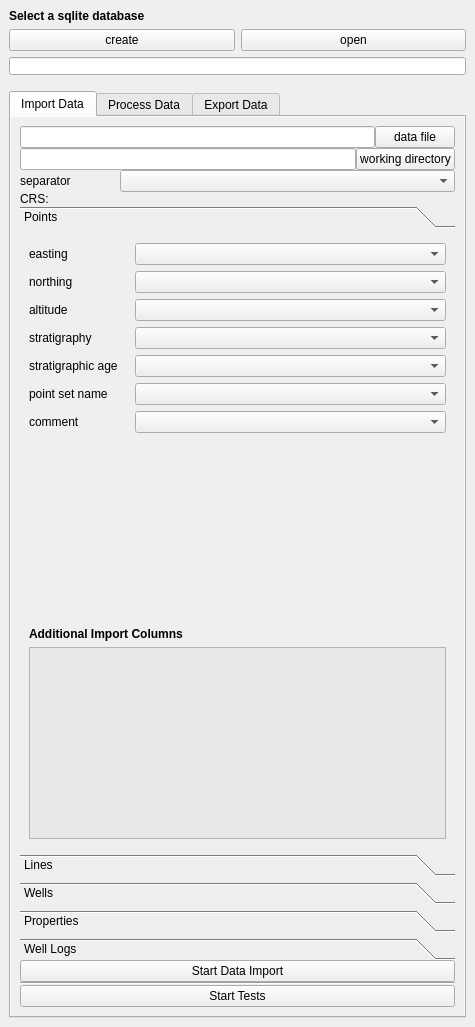
The window that geological_data_processing_dockwidget_base_2.ui (stdonn/GeologicalDataProcessing) describes before a commit, drawn with Qt 5.
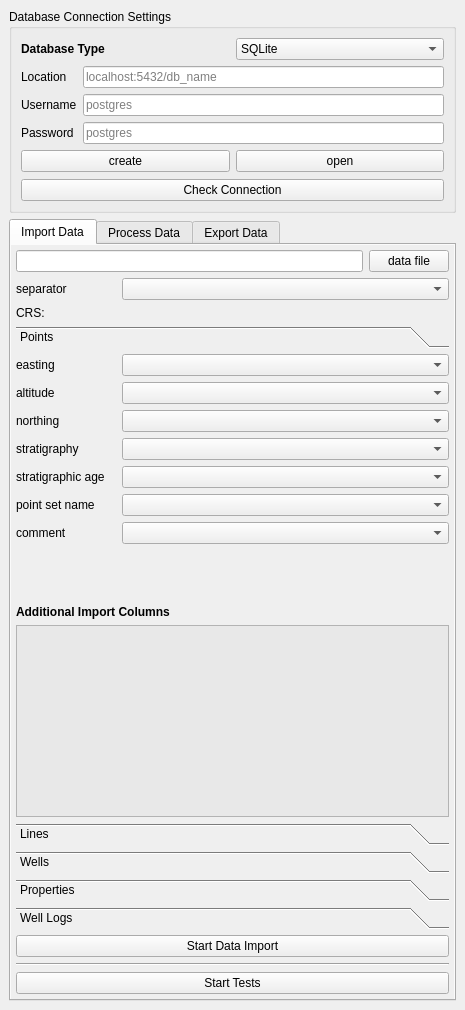
The same window after the commit. The open tabs and pages were chosen to show the change. Icons and pictures are not drawn. Custom widgets are drawn as their Qt base class.

Commit message: Added DatabaseService and connection test

```diff
--- a/geological_data_processing_dockwidget_base_2.ui
+++ b/geological_data_processing_dockwidget_base_2.ui
@@ -6,8 +6,8 @@
    <rect>
     <x>0</x>
     <y>0</y>
-    <width>475</width>
-    <height>1027</height>
+    <width>465</width>
+    <height>1010</height>
    </rect>
   </property>
   <property name="windowIcon">
@@ -60,71 +60,200 @@
       <property name="bottomMargin">
        <number>0</number>
       </property>
-      <item alignment="Qt::AlignTop">
-       <widget class="QLabel" name="label">
-        <property name="sizePolicy">
-         <sizepolicy hsizetype="Minimum" vsizetype="Minimum">
-          <horstretch>0</horstretch>
-          <verstretch>0</verstretch>
-         </sizepolicy>
+      <item>
+       <widget class="QGroupBox" name="groupBox">
+        <property name="title">
+         <string>Database Connection Settings</string>
         </property>
-        <property name="locale">
-         <locale language="English" country="UnitedStates"/>
-        </property>
-        <property name="text">
-         <string>&lt;html&gt;&lt;head/&gt;&lt;body&gt;&lt;p&gt;&lt;span style=&quot; font-weight:600;&quot;&gt;Select a sqlite database&lt;/span&gt;&lt;/p&gt;&lt;/body&gt;&lt;/html&gt;</string>
-        </property>
+        <layout class="QVBoxLayout" name="verticalLayout_6">
+         <item>
+          <layout class="QHBoxLayout" name="horizontalLayout_15">
+           <item>
+            <widget class="QLabel" name="label_13">
+             <property name="text">
+              <string>&lt;html&gt;&lt;head/&gt;&lt;body&gt;&lt;p&gt;&lt;span style=&quot; font-weight:600;&quot;&gt;Database Type&lt;/span&gt;&lt;/p&gt;&lt;/body&gt;&lt;/html&gt;</string>
+             </property>
+            </widget>
+           </item>
+           <item>
+            <widget class="QComboBox" name="DB_type">
+             <item>
+              <property name="text">
+               <string>SQLite</string>
+              </property>
+             </item>
+             <item>
+              <property name="text">
+               <string>PostgreSQL</string>
+              </property>
+             </item>
+            </widget>
+           </item>
+          </layout>
+         </item>
+         <item>
+          <layout class="QGridLayout" name="gridLayout">
+           <property name="topMargin">
+            <number>0</number>
+           </property>
+           <property name="bottomMargin">
+            <number>0</number>
+           </property>
+           <item row="1" column="0">
+            <widget class="QLabel" name="username_label">
+             <property name="autoFillBackground">
+              <bool>false</bool>
+             </property>
+             <property name="styleSheet">
+              <string notr="true"/>
+             </property>
+             <property name="text">
+              <string>Username</string>
+             </property>
+            </widget>
+           </item>
+           <item row="0" column="0">
+            <widget class="QLabel" name="label_14">
+             <property name="styleSheet">
+              <string notr="true"/>
+             </property>
+             <property name="text">
+              <string>Location</string>
+             </property>
+            </widget>
+           </item>
+           <item row="1" column="1">
+            <widget class="QLineEdit" name="username">
+             <property name="sizePolicy">
+              <sizepolicy hsizetype="Expanding" vsizetype="Maximum">
+               <horstretch>0</horstretch>
+               <verstretch>0</verstretch>
+              </sizepolicy>
+             </property>
+             <property name="styleSheet">
+              <string notr="true"/>
+             </property>
+             <property name="placeholderText">
+              <string>postgres</string>
+             </property>
+             <property name="clearButtonEnabled">
+              <bool>true</bool>
+             </property>
+            </widget>
+           </item>
+           <item row="0" column="1">
+            <widget class="QLineEdit" name="database_connection">
+             <property name="sizePolicy">
+              <sizepolicy hsizetype="Expanding" vsizetype="Preferred">
+               <horstretch>0</horstretch>
+               <verstretch>0</verstretch>
+              </sizepolicy>
+             </property>
+             <property name="styleSheet">
+              <string notr="true"/>
+             </property>
+             <property name="placeholderText">
+              <string>localhost:5432/db_name</string>
+             </property>
+             <property name="clearButtonEnabled">
+              <bool>true</bool>
+             </property>
+            </widget>
+           </item>
+           <item row="2" column="0">
+            <widget class="QLabel" name="password_label">
+             <property name="styleSheet">
+              <string notr="true"/>
+             </property>
+             <property name="text">
+              <string>Password</string>
+             </property>
+            </widget>
+           </item>
+           <item row="2" column="1">
+            <widget class="QLineEdit" name="password">
+             <property name="sizePolicy">
+              <sizepolicy hsizetype="Expanding" vsizetype="Preferred">
+               <horstretch>0</horstretch>
+               <verstretch>0</verstretch>
+              </sizepolicy>
+             </property>
+             <property name="styleSheet">
+              <string notr="true"/>
+             </property>
+             <property name="echoMode">
+              <enum>QLineEdit::Password</enum>
+             </property>
+             <property name="placeholderText">
+              <string>postgres</string>
+             </property>
+             <property name="clearButtonEnabled">
+              <bool>true</bool>
+             </property>
+            </widget>
+           </item>
+          </layout>
+         </item>
+         <item>
+          <layout class="QHBoxLayout" name="sqlite_select_layout">
+           <property name="bottomMargin">
+            <number>1</number>
+           </property>
+           <item>
+            <widget class="QPushButton" name="create_DB_button">
+             <property name="enabled">
+              <bool>true</bool>
+             </property>
+             <property name="layoutDirection">
+              <enum>Qt::LeftToRight</enum>
+             </property>
+             <property name="autoFillBackground">
+              <bool>false</bool>
+             </property>
+             <property name="text">
+              <string>create</string>
+             </property>
+             <property name="icon">
+              <iconset resource="resources.qrc">
+               <normaloff>:/plugins/GeologicalDataProcessing/images/ic_storage_48px.svg</normaloff>:/plugins/GeologicalDataProcessing/images/ic_storage_48px.svg</iconset>
+             </property>
+             <property name="autoRepeat">
+              <bool>false</bool>
+             </property>
+             <property name="flat">
+              <bool>false</bool>
+             </property>
+            </widget>
+           </item>
+           <item>
+            <widget class="QPushButton" name="select_DB_button">
+             <property name="layoutDirection">
+              <enum>Qt::LeftToRight</enum>
+             </property>
+             <property name="text">
+              <string>open</string>
+             </property>
+             <property name="icon">
+              <iconset resource="resources.qrc">
+               <normaloff>:/plugins/GeologicalDataProcessing/images/ic_storage_48px.svg</normaloff>:/plugins/GeologicalDataProcessing/images/ic_storage_48px.svg</iconset>
+             </property>
+             <property name="shortcut">
+              <string>Ctrl+O</string>
+             </property>
+            </widget>
+           </item>
+          </layout>
+         </item>
+         <item>
+          <widget class="QPushButton" name="check_connection">
+           <property name="text">
+            <string>Check Connection</string>
+           </property>
+          </widget>
+         </item>
+        </layout>
        </widget>
       </item>
-      <item>
-       <layout class="QHBoxLayout" name="horizontalLayout_12">
-        <item>
-         <widget class="QPushButton" name="create_DB_button">
-          <property name="layoutDirection">
-           <enum>Qt::LeftToRight</enum>
-          </property>
-          <property name="text">
-           <string>create</string>
-          </property>
-          <property name="icon">
-           <iconset resource="resources.qrc">
-            <normaloff>:/plugins/GeologicalDataProcessing/images/ic_storage_48px.svg</normaloff>:/plugins/GeologicalDataProcessing/images/ic_storage_48px.svg</iconset>
-          </property>
-          <property name="autoRepeat">
-           <bool>false</bool>
-          </property>
-         </widget>
-        </item>
-        <item>
-         <widget class="QPushButton" name="select_DB_button">
-          <property name="layoutDirection">
-           <enum>Qt::LeftToRight</enum>
-          </property>
-          <property name="text">
-           <string>open</string>
-          </property>
-          <property name="icon">
-           <iconset resource="resources.qrc">
-            <normaloff>:/plugins/GeologicalDataProcessing/images/ic_storage_48px.svg</normaloff>:/plugins/GeologicalDataProcessing/images/ic_storage_48px.svg</iconset>
-          </property>
-          <property name="shortcut">
-           <string>Ctrl+O</string>
-          </property>
-         </widget>
-        </item>
-       </layout>
-      </item>
-      <item>
-       <layout class="QHBoxLayout" name="horizontalLayout_3">
-        <item>
-         <widget class="QLineEdit" name="database_file">
-          <property name="styleSheet">
-           <string notr="true">margin-bottom:10px;</string>
-          </property>
-         </widget>
-        </item>
-       </layout>
-      </item>
       <item>
        <widget class="QTabWidget" name="tab_widget">
         <property name="sizePolicy">
@@ -159,9 +288,18 @@
          <attribute name="title">
           <string>Import Data</string>
          </attribute>
-         <layout class="QHBoxLayout" name="horizontalLayout">
-          <property name="spacing">
-           <number>0</number>
+         <layout class="QHBoxLayout" name="horizontalLayout" stretch="0">
+          <property name="leftMargin">
+           <number>5</number>
+          </property>
+          <property name="topMargin">
+           <number>5</number>
+          </property>
+          <property name="rightMargin">
+           <number>5</number>
+          </property>
+          <property name="bottomMargin">
+           <number>5</number>
           </property>
           <item>
            <layout class="QVBoxLayout" name="verticalLayout_3">
@@ -183,24 +321,6 @@
               </item>
              </layout>
             </item>
-            <item>
-             <layout class="QHBoxLayout" name="horizontalLayout_4">
-              <item>
-               <widget class="QLineEdit" name="working_dir"/>
-              </item>
-              <item>
-               <widget class="QPushButton" name="working_dir_button">
-                <property name="text">
-                 <string>working directory</string>
-                </property>
-                <property name="icon">
-                 <iconset resource="resources.qrc">
-                  <normaloff>:/plugins/GeologicalDataProcessing/images/ic_folder_open_48px.svg</normaloff>:/plugins/GeologicalDataProcessing/images/ic_folder_open_48px.svg</iconset>
-                </property>
-               </widget>
-              </item>
-             </layout>
-            </item>
             <item>
              <layout class="QHBoxLayout" name="horizontalLayout_13">
               <item>
@@ -276,8 +396,8 @@
                 <rect>
                  <x>0</x>
                  <y>0</y>
-                 <width>413</width>
-                 <height>422</height>
+                 <width>417</width>
+                 <height>352</height>
                 </rect>
                </property>
                <attribute name="icon">
@@ -288,9 +408,77 @@
                 <string>Points</string>
                </attribute>
                <layout class="QVBoxLayout" name="verticalLayout_4">
+                <property name="spacing">
+                 <number>-1</number>
+                </property>
+                <property name="leftMargin">
+                 <number>0</number>
+                </property>
+                <property name="topMargin">
+                 <number>0</number>
+                </property>
+                <property name="rightMargin">
+                 <number>0</number>
+                </property>
+                <property name="bottomMargin">
+                 <number>0</number>
+                </property>
                 <item>
-                 <layout class="QHBoxLayout" name="horizontalLayout_5">
-                  <item>
+                 <layout class="QGridLayout" name="gridLayout_2">
+                  <property name="topMargin">
+                   <number>0</number>
+                  </property>
+                  <item row="4" column="0">
+                   <widget class="QLabel" name="label_6">
+                    <property name="sizePolicy">
+                     <sizepolicy hsizetype="Maximum" vsizetype="Preferred">
+                      <horstretch>0</horstretch>
+                      <verstretch>0</verstretch>
+                     </sizepolicy>
+                    </property>
+                    <property name="minimumSize">
+                     <size>
+                      <width>100</width>
+                      <height>0</height>
+                     </size>
+                    </property>
+                    <property name="maximumSize">
+                     <size>
+                      <width>100</width>
+                      <height>16777215</height>
+                     </size>
+                    </property>
+                    <property name="text">
+                     <string>stratigraphic age</string>
+                    </property>
+                   </widget>
+                  </item>
+                  <item row="3" column="0">
+                   <widget class="QLabel" name="label_5">
+                    <property name="sizePolicy">
+                     <sizepolicy hsizetype="Maximum" vsizetype="Preferred">
+                      <horstretch>0</horstretch>
+                      <verstretch>0</verstretch>
+                     </sizepolicy>
+                    </property>
+                    <property name="minimumSize">
+                     <size>
+                      <width>100</width>
+                      <height>0</height>
+                     </size>
+                    </property>
+                    <property name="maximumSize">
+                     <size>
+                      <width>100</width>
+                      <height>16777215</height>
+                     </size>
+                    </property>
+                    <property name="text">
+                     <string>stratigraphy</string>
+                    </property>
+                   </widget>
+                  </item>
+                  <item row="0" column="0">
                    <widget class="QLabel" name="label_2">
                     <property name="sizePolicy">
                      <sizepolicy hsizetype="Maximum" vsizetype="Preferred">
@@ -315,46 +503,7 @@
                     </property>
                    </widget>
                   </item>
-                  <item>
-                   <widget class="QComboBox" name="easting_points">
-                    <property name="sizePolicy">
-                     <sizepolicy hsizetype="MinimumExpanding" vsizetype="Fixed">
-                      <horstretch>0</horstretch>
-                      <verstretch>0</verstretch>
-                     </sizepolicy>
-                    </property>
-                   </widget>
-                  </item>
-                 </layout>
-                </item>
-                <item>
-                 <layout class="QHBoxLayout" name="horizontalLayout_6">
-                  <item>
-                   <widget class="QLabel" name="label_3">
-                    <property name="sizePolicy">
-                     <sizepolicy hsizetype="Maximum" vsizetype="Preferred">
-                      <horstretch>0</horstretch>
-                      <verstretch>0</verstretch>
-                     </sizepolicy>
-                    </property>
-                    <property name="minimumSize">
-                     <size>
-                      <width>100</width>
-                      <height>0</height>
-                     </size>
-                    </property>
-                    <property name="maximumSize">
-                     <size>
-                      <width>100</width>
-                      <height>16777215</height>
-                     </size>
-                    </property>
-                    <property name="text">
-                     <string>northing</string>
-                    </property>
-                   </widget>
-                  </item>
-                  <item>
+                  <item row="1" column="1">
                    <widget class="QComboBox" name="northing_points">
                     <property name="sizePolicy">
                      <sizepolicy hsizetype="MinimumExpanding" vsizetype="Fixed">
@@ -364,75 +513,7 @@
                     </property>
                    </widget>
                   </item>
-                 </layout>
-                </item>
-                <item>
-                 <layout class="QHBoxLayout" name="horizontalLayout_7">
-                  <item>
-                   <widget class="QLabel" name="label_4">
-                    <property name="sizePolicy">
-                     <sizepolicy hsizetype="Maximum" vsizetype="Preferred">
-                      <horstretch>0</horstretch>
-                      <verstretch>0</verstretch>
-                     </sizepolicy>
-                    </property>
-                    <property name="minimumSize">
-                     <size>
-                      <width>100</width>
-                      <height>0</height>
-                     </size>
-                    </property>
-                    <property name="maximumSize">
-                     <size>
-                      <width>100</width>
-                      <height>16777215</height>
-                     </size>
-                    </property>
-                    <property name="text">
-                     <string>altitude</string>
-                    </property>
-                   </widget>
-                  </item>
-                  <item>
-                   <widget class="QComboBox" name="altitude_points">
-                    <property name="sizePolicy">
-                     <sizepolicy hsizetype="MinimumExpanding" vsizetype="Fixed">
-                      <horstretch>0</horstretch>
-                      <verstretch>0</verstretch>
-                     </sizepolicy>
-                    </property>
-                   </widget>
-                  </item>
-                 </layout>
-                </item>
-                <item>
-                 <layout class="QHBoxLayout" name="horizontalLayout_8">
-                  <item>
-                   <widget class="QLabel" name="label_5">
-                    <property name="sizePolicy">
-                     <sizepolicy hsizetype="Maximum" vsizetype="Preferred">
-                      <horstretch>0</horstretch>
-                      <verstretch>0</verstretch>
-                     </sizepolicy>
-                    </property>
-                    <property name="minimumSize">
-                     <size>
-                      <width>100</width>
-                      <height>0</height>
-                     </size>
-                    </property>
-                    <property name="maximumSize">
-                     <size>
-                      <width>100</width>
-                      <height>16777215</height>
-                     </size>
-                    </property>
-                    <property name="text">
-                     <string>stratigraphy</string>
-                    </property>
-                   </widget>
-                  </item>
-                  <item>
+                  <item row="3" column="1">
                    <widget class="QComboBox" name="strat_points">
                     <property name="sizePolicy">
                      <sizepolicy hsizetype="MinimumExpanding" vsizetype="Fixed">
@@ -442,12 +523,8 @@
                     </property>
                    </widget>
                   </item>
-                 </layout>
-                </item>
-                <item>
-                 <layout class="QHBoxLayout" name="horizontalLayout_9">
-                  <item>
-                   <widget class="QLabel" name="label_6">
+                  <item row="2" column="0">
+                   <widget class="QLabel" name="label_3">
                     <property name="sizePolicy">
                      <sizepolicy hsizetype="Maximum" vsizetype="Preferred">
                       <horstretch>0</horstretch>
@@ -467,12 +544,12 @@
                      </size>
                     </property>
                     <property name="text">
-                     <string>stratigraphic age</string>
+                     <string>northing</string>
                     </property>
                    </widget>
                   </item>
-                  <item>
-                   <widget class="QComboBox" name="strat_age_points">
+                  <item row="0" column="1">
+                   <widget class="QComboBox" name="easting_points">
                     <property name="sizePolicy">
                      <sizepolicy hsizetype="MinimumExpanding" vsizetype="Fixed">
                       <horstretch>0</horstretch>
@@ -481,11 +558,42 @@
                     </property>
                    </widget>
                   </item>
-                 </layout>
-                </item>
-                <item>
-                 <layout class="QHBoxLayout" name="horizontalLayout_10">
-                  <item>
+                  <item row="5" column="1">
+                   <widget class="QComboBox" name="set_name_points">
+                    <property name="sizePolicy">
+                     <sizepolicy hsizetype="MinimumExpanding" vsizetype="Fixed">
+                      <horstretch>0</horstretch>
+                      <verstretch>0</verstretch>
+                     </sizepolicy>
+                    </property>
+                   </widget>
+                  </item>
+                  <item row="1" column="0">
+                   <widget class="QLabel" name="label_4">
+                    <property name="sizePolicy">
+                     <sizepolicy hsizetype="Maximum" vsizetype="Preferred">
+                      <horstretch>0</horstretch>
+                      <verstretch>0</verstretch>
+                     </sizepolicy>
+                    </property>
+                    <property name="minimumSize">
+                     <size>
+                      <width>100</width>
+                      <height>0</height>
+                     </size>
+                    </property>
+                    <property name="maximumSize">
+                     <size>
+                      <width>100</width>
+                      <height>16777215</height>
+                     </size>
+                    </property>
+                    <property name="text">
+                     <string>altitude</string>
+                    </property>
+                   </widget>
+                  </item>
+                  <item row="5" column="0">
                    <widget class="QLabel" name="label_7">
                     <property name="sizePolicy">
                      <sizepolicy hsizetype="Maximum" vsizetype="Preferred">
@@ -510,8 +618,8 @@
                     </property>
                    </widget>
                   </item>
-                  <item>
-                   <widget class="QComboBox" name="set_name_points">
+                  <item row="4" column="1">
+                   <widget class="QComboBox" name="strat_age_points">
                     <property name="sizePolicy">
                      <sizepolicy hsizetype="MinimumExpanding" vsizetype="Fixed">
                       <horstretch>0</horstretch>
@@ -520,11 +628,17 @@
                     </property>
                    </widget>
                   </item>
-                 </layout>
-                </item>
-                <item>
-                 <layout class="QHBoxLayout" name="horizontalLayout_11">
-                  <item>
+                  <item row="2" column="1">
+                   <widget class="QComboBox" name="altitude_points">
+                    <property name="sizePolicy">
+                     <sizepolicy hsizetype="MinimumExpanding" vsizetype="Fixed">
+                      <horstretch>0</horstretch>
+                      <verstretch>0</verstretch>
+                     </sizepolicy>
+                    </property>
+                   </widget>
+                  </item>
+                  <item row="6" column="0">
                    <widget class="QLabel" name="label_8">
                     <property name="sizePolicy">
                      <sizepolicy hsizetype="Maximum" vsizetype="Preferred">
@@ -549,7 +663,7 @@
                     </property>
                    </widget>
                   </item>
-                  <item>
+                  <item row="6" column="1">
                    <widget class="QComboBox" name="comment_points">
                     <property name="sizePolicy">
                      <sizepolicy hsizetype="MinimumExpanding" vsizetype="Fixed">
@@ -587,7 +701,7 @@
                    <bool>true</bool>
                   </property>
                   <property name="sizePolicy">
-                   <sizepolicy hsizetype="Expanding" vsizetype="MinimumExpanding">
+                   <sizepolicy hsizetype="Expanding" vsizetype="Preferred">
                     <horstretch>0</horstretch>
                     <verstretch>0</verstretch>
                    </sizepolicy>
@@ -595,7 +709,7 @@
                   <property name="minimumSize">
                    <size>
                     <width>0</width>
-                    <height>20</height>
+                    <height>60</height>
                    </size>
                   </property>
                   <property name="styleSheet">
```
Left out of the diff: 326 changed lines with no effect on the pictures. The commit also changes 15 other files.
